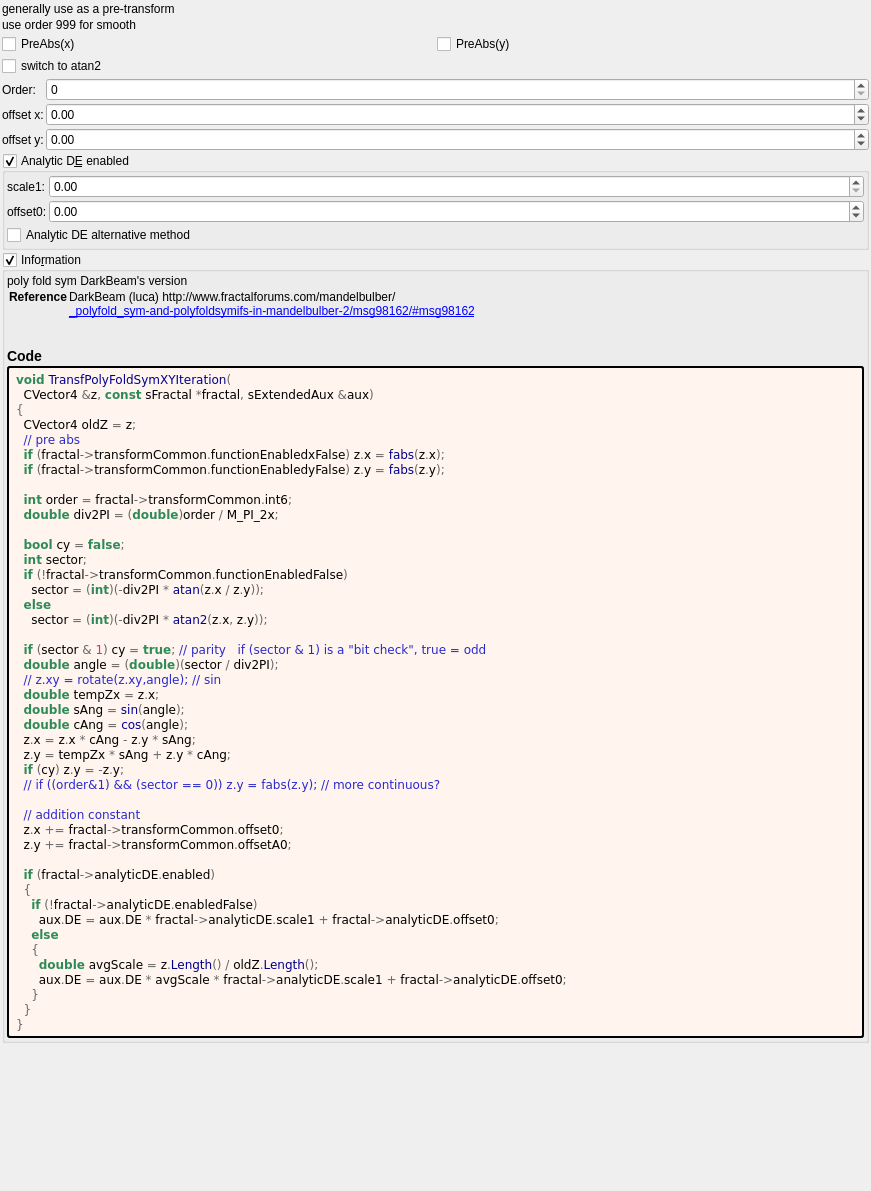
The window that mandelbulber2/formula/ui/transf_poly_fold_sym_xy.ui (buddhi1980/mandelbulber2) describes before a commit, drawn with Qt 5.
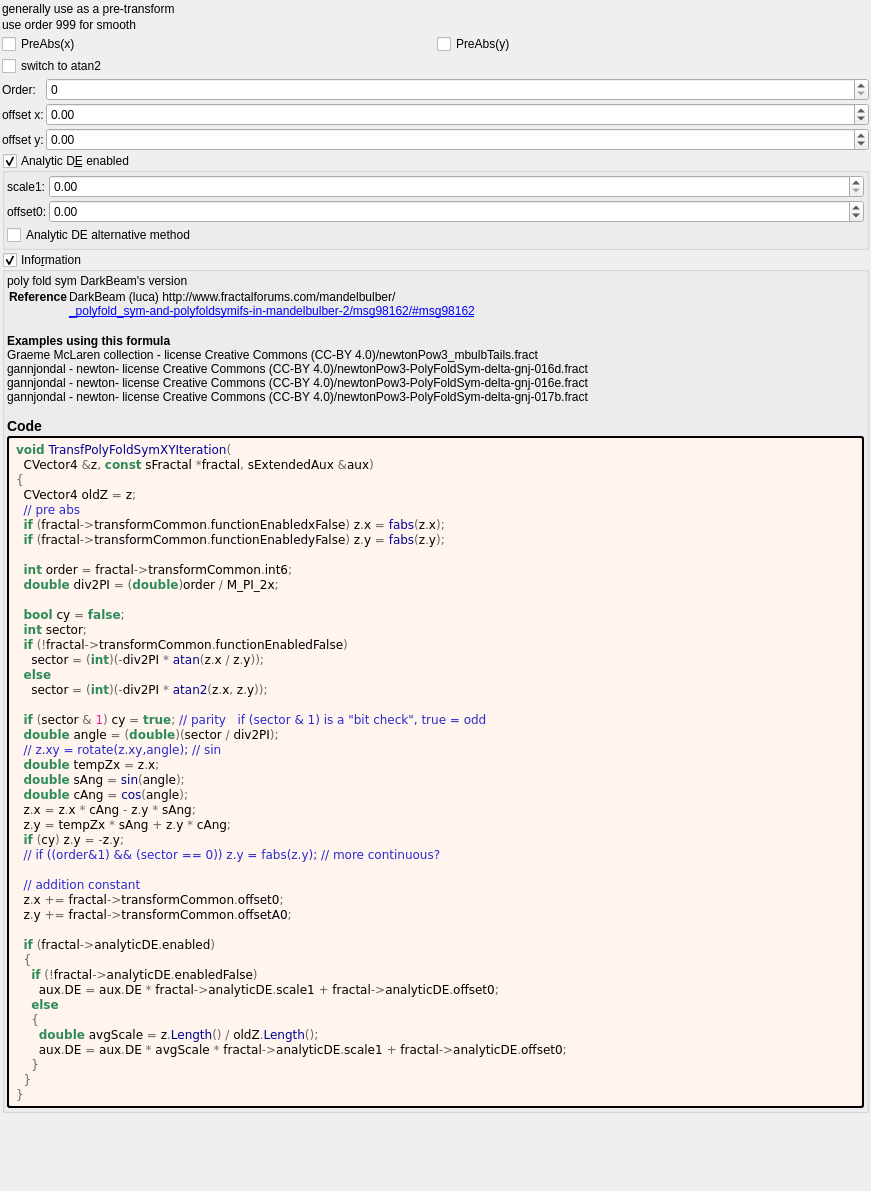
The same window after the commit. Custom widgets are drawn as their Qt base class.

The edit to the form file:
```diff
--- a/mandelbulber2/formula/ui/transf_poly_fold_sym_xy.ui
+++ b/mandelbulber2/formula/ui/transf_poly_fold_sym_xy.ui
@@ -309,12 +309,12 @@
       <item>
        <widget class="QLabel" name="label_information_general">
         <property name="text">
-         <string notr="true">&lt;p&gt;poly fold sym DarkBeam's version&lt;/p&gt;&lt;table&gt;
+         <string notr="true">&lt;p&gt;poly fold sym DarkBeam&#039;s version&lt;/p&gt;&lt;table&gt;
 &lt;tr&gt;&lt;th&gt;Reference&lt;/th&gt;&lt;td&gt;&lt;a href=&quot;DarkBeam (luca) http://www.fractalforums.com/mandelbulber/&quot;&gt;DarkBeam (luca) http://www.fractalforums.com/mandelbulber/&lt;br&gt;
 &lt;a href=&quot;_polyfold_sym-and-polyfoldsymifs-in-mandelbulber-2/msg98162/#msg98162&quot;&gt;_polyfold_sym-and-polyfoldsymifs-in-mandelbulber-2/msg98162/#msg98162&lt;br&gt;
 &lt;/td&gt;&lt;/tr&gt;
 &lt;/table&gt;
-&lt;h3&gt;Code&lt;/h3&gt;</string>
+&lt;br&gt;&lt;b&gt;Examples using this formula&lt;/b&gt;&lt;br&gt;Graeme McLaren  collection - license Creative Commons  (CC-BY 4.0)/newtonPow3_mbulbTails.fract&lt;br&gt;gannjondal - newton- license Creative Commons (CC-BY 4.0)/newtonPow3-PolyFoldSym-delta-gnj-016d.fract&lt;br&gt;gannjondal - newton- license Creative Commons (CC-BY 4.0)/newtonPow3-PolyFoldSym-delta-gnj-016e.fract&lt;br&gt;gannjondal - newton- license Creative Commons (CC-BY 4.0)/newtonPow3-PolyFoldSym-delta-gnj-017b.fract&lt;h3&gt;Code&lt;/h3&gt;</string>
         </property>
         <property name="wordWrap">
          <bool>true</bool>
```
Left out of the diff: 2 changed lines with no effect on the pictures.
